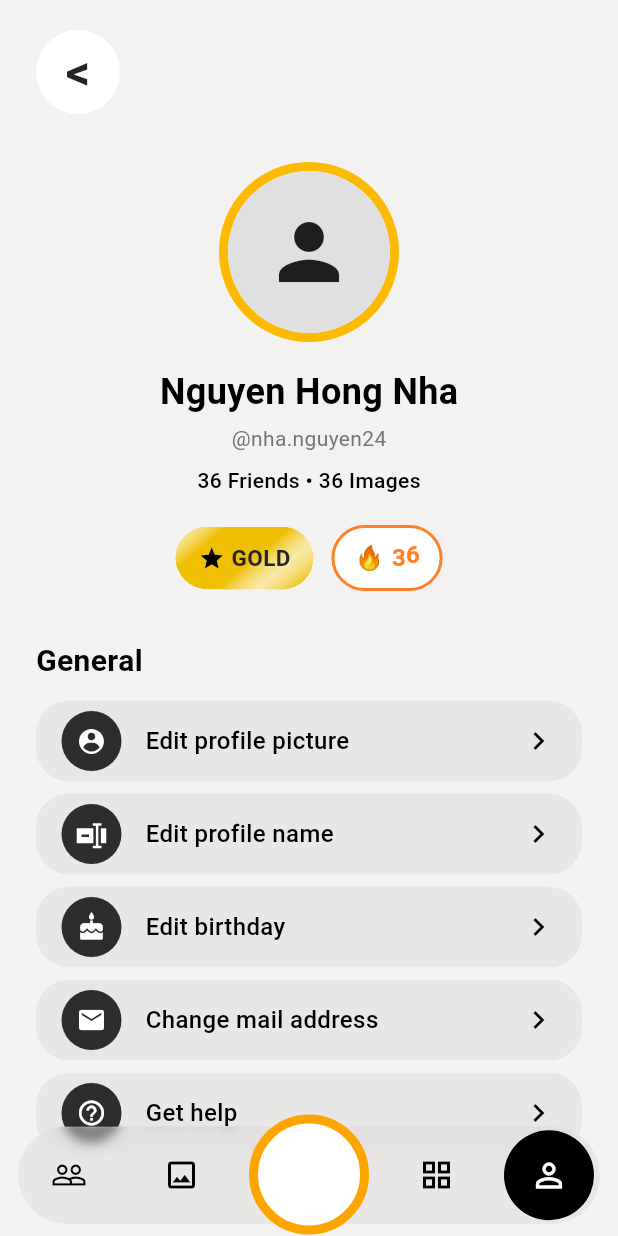
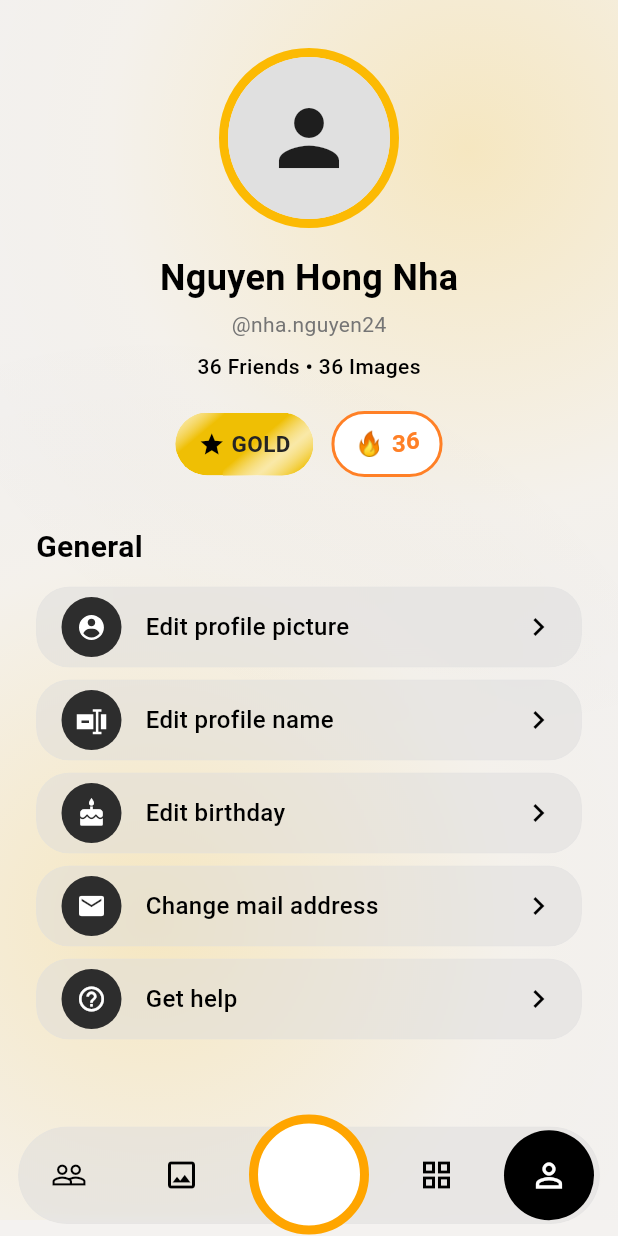
Before and after one commit to SameriDev/memore-fe, a Flutter app: the screen it shows after launch, item 5 of the bottom bar chosen, on a phone screen of 412 x 824 dp. Run offline on Flutter 3.47's test engine with Material 3 defaults, Android fonts, the phone set to English and light mode, and no system bars; our stand-ins replace camera, dartz, figma_squircle, flutter_svg, google_fonts; accounts and stored records are empty; network calls fail; Roboto replaces fonts that are missing (Inika); project files that could hold a hidden picture were left out.

Commit message:
add: thêm cái màu nền trang trí màn

```diff
--- a/lib/presentation/screens/profile/profile_screen.dart
+++ b/lib/presentation/screens/profile/profile_screen.dart
@@ -25,7 +25,50 @@ class _ProfileScreenState extends State<ProfileScreen> {
   Widget build(BuildContext context) {
     return Scaffold(
       backgroundColor: const Color(0xFFF4F2F0),
-      body: SafeArea(
+      body: Stack(
+        children: [
+          // Decorative Ellipse - Top Right
+          Positioned(
+            top: -300,
+            right: -300,
+            child: Container(
+              width: 800,
+              height: 800,
+              decoration: BoxDecoration(
+                shape: BoxShape.circle,
+                gradient: RadialGradient(
+                  colors: [
+                    const Color(0xFFFCBA03).withOpacity(0.20),
+                    const Color(0xFFFCBA03).withOpacity(0.02),
+                    Colors.transparent,
+                  ],
+                  stops: const [0.0, 0.6, 1.0],
+                ),
+              ),
+            ),
+          ),
+          // Decorative Ellipse - Bottom Left
+          Positioned(
+            bottom: -200,
+            left: -300,
+            child: Container(
+              width: 800,
+              height: 800,
+              decoration: BoxDecoration(
+                shape: BoxShape.circle,
+                gradient: RadialGradient(
+                  colors: [
+                    const Color(0xFFFCBA03).withOpacity(0.20),
+                    const Color(0xFFFCBA03).withOpacity(0.02),
+                    Colors.transparent,
+                  ],
+                  stops: const [0.0, 0.6, 1.0],
+                ),
+              ),
+            ),
+          ),
+          // Main Content
+          SafeArea(
             bottom: false,
             child: SingleChildScrollView(
               child: Padding(
@@ -33,32 +76,6 @@ class _ProfileScreenState extends State<ProfileScreen> {
                 child: Column(
                   crossAxisAlignment: CrossAxisAlignment.start,
                   children: [
-                const SizedBox(height: 20),
-                // Back Button
-                GestureDetector(
-                  onTap: () {
-                    debugPrint('Back button pressed');
-                  },
-                  child: Container(
-                    width: 56,
-                    height: 56,
-                    decoration: const BoxDecoration(
-                      color: Colors.white,
-                      shape: BoxShape.circle,
-                    ),
-                    child: const Center(
-                      child: Text(
-                        '<',
-                        style: TextStyle(
-                          fontSize: 32,
-                          fontWeight: FontWeight.bold,
-                          color: Color(0xFF242424),
-                          height: 1,
-                        ),
-                      ),
-                    ),
-                  ),
-                ),
                     const SizedBox(height: 32),
                     // Profile Header
                     Center(child: ProfileHeader(user: user)),
@@ -127,6 +144,8 @@ class _ProfileScreenState extends State<ProfileScreen> {
               ),
             ),
           ),
+        ],
+      ),
     );
   }
 }
```
Also changed, not shown: lib/presentation/screens/friends/friends_list_screen.dart (+45 -1 lines), lib/presentation/screens/home/home_screen.dart (+20 -0 lines). Lines whose indentation alone changed are shown as unchanged.
